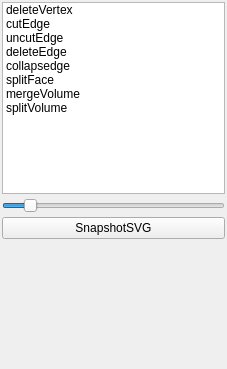
Above: Apps/Tuto/tuto_oper3.ui from cgogn/CGoGN before the change. Below: the same form after it.
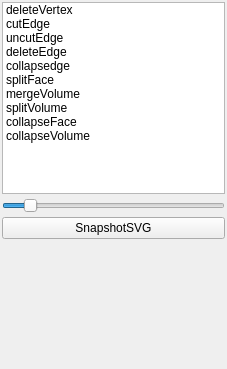
That is the form after the change.

Patch:
```diff
--- a/Apps/Tuto/tuto_oper3.ui
+++ b/Apps/Tuto/tuto_oper3.ui
@@ -89,6 +89,16 @@
           <string>splitVolume</string>
          </property>
         </item>
+        <item>
+         <property name="text">
+          <string>collapseFace</string>
+         </property>
+        </item>
+        <item>
+         <property name="text">
+          <string>collapseVolume</string>
+         </property>
+        </item>
        </widget>
       </item>
       <item>
```
